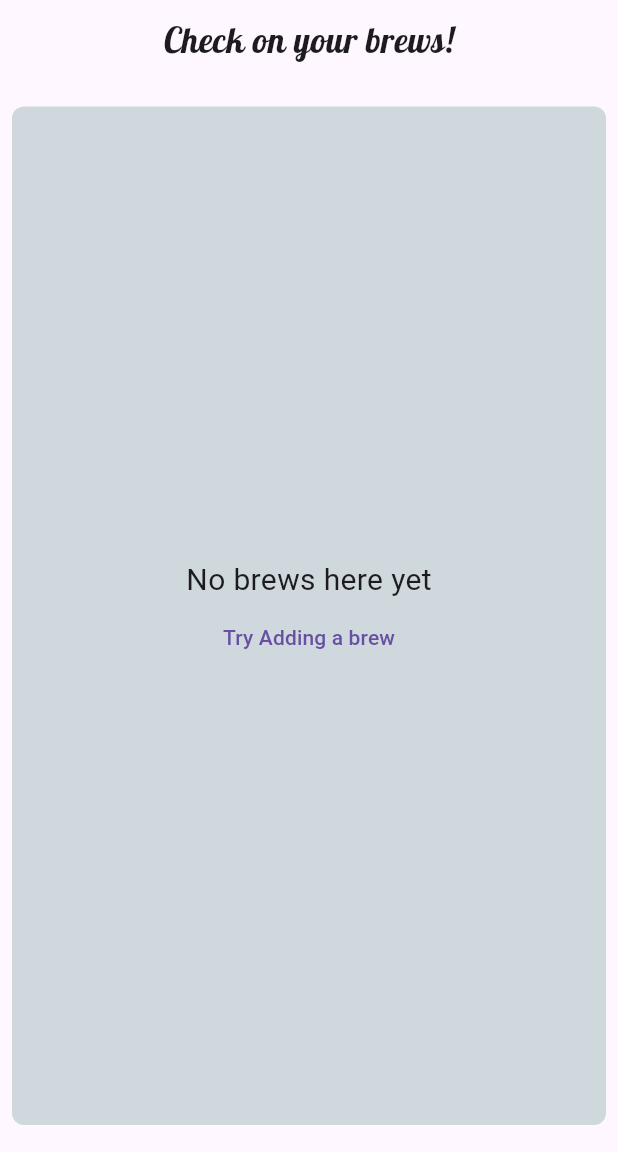
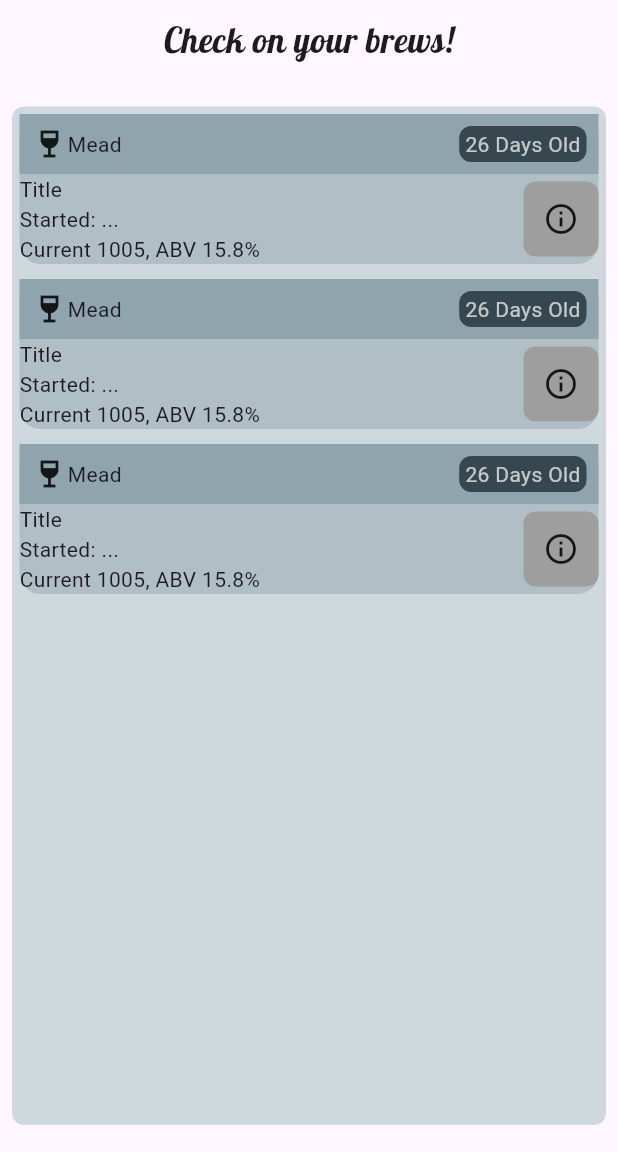
Before and after one commit to Seanm64/FermentationStation, a Flutter app: the screen it shows after launch, on a phone screen of 412 x 824 dp, the part 84-1236 px from its top. Run offline on Flutter 3.47's test engine with Material 3 defaults, Android fonts, the phone set to English and light mode, and no system bars; our stand-ins replace google_fonts, hive; accounts and stored records are empty; generated files the repository leaves out were written again.

Commit message:
Made brew cards

```diff
--- /dev/null
+++ b/lib/cards/brew_card.dart
@@ -0,0 +1,86 @@
+import 'package:flutter/material.dart';
+
+class BrewCard extends StatelessWidget {
+  const BrewCard({super.key});
+
+  final String BrewType = 'Mead';
+  final String Title = 'Title';
+  final int DaysOld = 26;
+
+  @override
+  Widget build(BuildContext context) {
+    return Container(
+      decoration: BoxDecoration(
+        color: Colors.blueGrey[200],
+        borderRadius: BorderRadius.circular(14),
+      ),
+      margin: EdgeInsets.all(5),
+      child: Column(
+        children: [
+
+          // Icon, Brew Type, days old
+          Container(
+            color: Colors.blueGrey[300],
+            padding: EdgeInsets.all(8.0),
+            child: Row(
+              mainAxisAlignment: MainAxisAlignment.spaceBetween,
+              children: [
+                Icon(Icons.wine_bar),
+                Text(BrewType),
+                Spacer(),
+                Container(
+                  decoration: BoxDecoration(
+                    color: Colors.blueGrey[800],
+                    borderRadius: BorderRadius.circular(8)
+                  ),
+                  child: Padding(
+                    padding: const EdgeInsets.fromLTRB(4, 2, 4, 2),
+                    child: Text(
+                      '$DaysOld Days Old',
+                      style: TextStyle(
+                        color: Colors.white70,
+                      ),
+                    ),
+                  ),
+                ),
+              ],
+            ),
+          ), // End of top row
+
+          // Body of card
+          Container(
+            child: Row(
+              mainAxisAlignment: MainAxisAlignment.spaceBetween,
+              children: [
+
+                // Title, Starting Date, ABV
+                Column(
+                  crossAxisAlignment: CrossAxisAlignment.start,
+                  children: [
+                    Text(Title),
+                    Text('Started: ...'),
+                    Text('Current 1005, ABV 15.8%'),
+                  ],
+                ),
+
+
+                // Picture of drink
+                Container(
+                  width: 50,
+                  height: 50,
+                  decoration: BoxDecoration(
+                    color: Colors.grey,
+                    borderRadius: BorderRadius.circular(8),
+                  ),
+                  child: Icon(Icons.info_outline),
+                )
+
+              ],
+            ),
+          )
+
+        ],
+      ),
+    );
+  }
+}
--- /dev/null
+++ b/lib/custom/brew_card_list.dart
@@ -0,0 +1,33 @@
+import 'package:fermentation_station/cards/brew_card.dart';
+import 'package:flutter/material.dart';
+
+
+class BrewCardsList extends StatefulWidget {
+  const BrewCardsList({super.key});
+
+  @override
+  State<BrewCardsList> createState() => _BrewCardsListState();
+}
+
+class _BrewCardsListState extends State<BrewCardsList> {
+  @override
+  Widget build(BuildContext context) {
+    return Padding(
+      padding: const EdgeInsets.all(8.0),
+      child: Container(
+        decoration: BoxDecoration(
+          color: Colors.blueGrey[100],
+          borderRadius: BorderRadius.circular(8)
+        ),
+        child: ListView(
+          physics: BouncingScrollPhysics(),
+          children: [
+            BrewCard(),
+            BrewCard(),
+            BrewCard()
+          ],
+        ),
+      ),
+    );
+  }
+}
--- a/lib/custom/EmptyHomepage.dart
+++ b/lib/custom/empty_home_page.dart
@@ -19,6 +19,10 @@ class EmptyHomePage extends StatelessWidget {
           child: Column(
             children: [
               const Spacer(),
+              Icon(
+                size: 80,
+                Icons.view_comfortable_rounded,
+              ),
               Text(
                 'No brews here yet',
                 style: GoogleFonts.comicNeue(
--- a/lib/pages/home_page.dart
+++ b/lib/pages/home_page.dart
@@ -1,4 +1,5 @@
-import 'package:fermentation_station/custom/EmptyHomepage.dart';
+import 'package:fermentation_station/custom/empty_home_page.dart';
+import 'package:fermentation_station/custom/brew_card_list.dart';
 import 'package:flutter/material.dart';
 import 'package:google_fonts/google_fonts.dart';
 import 'package:hive/hive.dart';
@@ -8,7 +9,7 @@ import 'package:fermentation_station/models/ingredient_provider.dart';
 import 'package:fermentation_station/models/yeast_provider.dart';
 import 'package:fermentation_station/models/yeast_model.dart';
 import 'package:fermentation_station/models/ingredient_model.dart';
-import 'package:fermentation_station/custom/HomeDrawer.dart';
+import 'package:fermentation_station/custom/home_drawer.dart';
 
 class Home extends StatefulWidget {
   Home({super.key});
@@ -19,7 +20,7 @@ class Home extends StatefulWidget {
 
 class _HomeState extends State<Home> {
 
-  bool isThereABrew = false;
+  bool isThereABrew = true;
 
   @override
   void initState() {
@@ -73,7 +74,7 @@ class _HomeState extends State<Home> {
           // If there are no brews, display area where there should be brews
           Expanded(
             // Check to see if there is any brews, if not display an empty home page
-              child: isThereABrew ? EmptyHomePage()
+              child: isThereABrew ? BrewCardsList()
                   : EmptyHomePage(),
           ),
 
```
Also changed, not shown: lib/custom/home_drawer.dart (renamed from lib/custom/HomeDrawer.dart).
